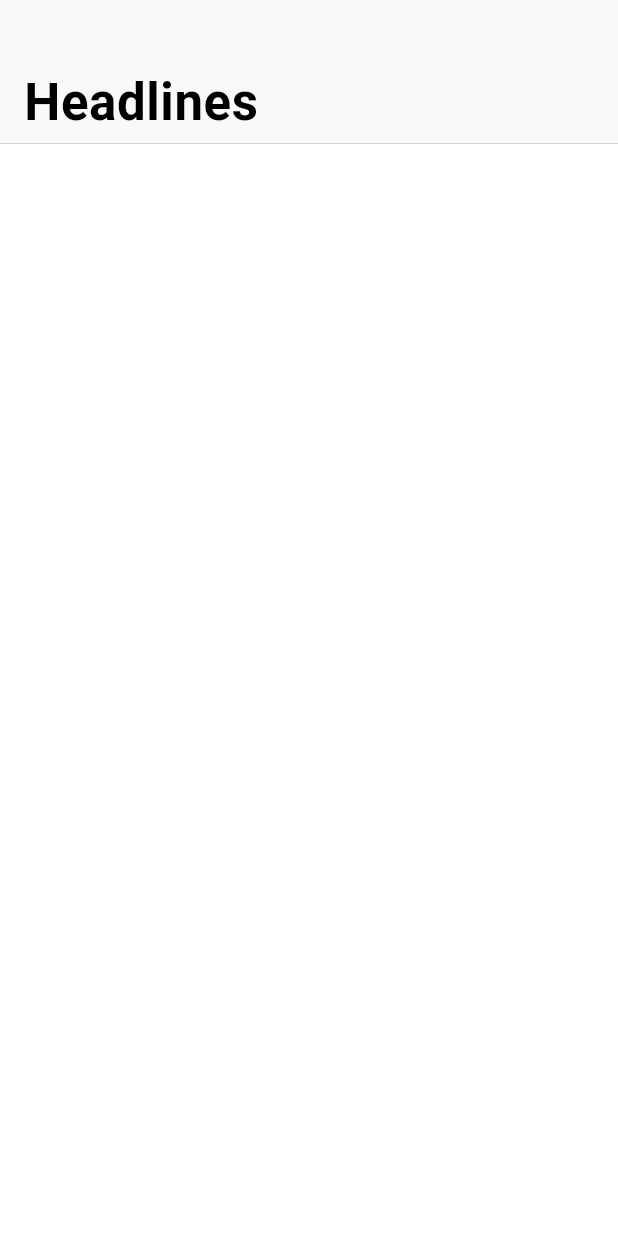
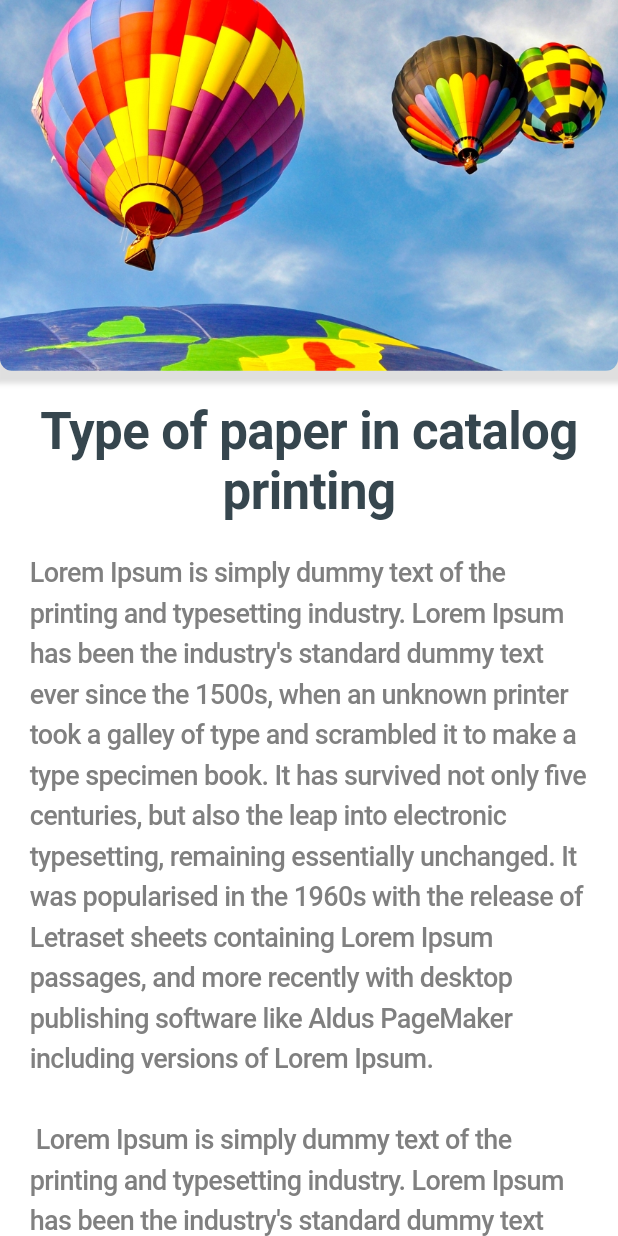
Before and after one commit to CatherinKG/Flutter-News-App, a Flutter app: the screen it shows after launch, on a phone screen of 412 x 824 dp. Run offline on Flutter 3.47's test engine with Material 2 defaults, Android fonts, the phone set to English and light mode, and no system bars.

Commit message:
News detail screen UI with dummy data

```diff
--- a/lib/main.dart
+++ b/lib/main.dart
@@ -1,6 +1,7 @@
 import 'package:flutter/material.dart';
 import 'package:flutter/cupertino.dart';
-import 'package:news_app/ui/news_home_page.dart';
+import 'package:news_app/ui/pages/news_detail_page.dart';
+import 'package:news_app/ui/pages/news_home_page.dart';
 
 void main() => runApp(MyApp());
 
@@ -9,7 +10,7 @@ class MyApp extends StatelessWidget {
   @override
   Widget build(BuildContext context) {
     return CupertinoApp(
-      home: NewsHomePage(),
+      home: NewsDetailsPage(),
     );
   }
 }
--- a/lib/styles.dart
+++ b/lib/styles.dart
@@ -7,17 +7,35 @@ abstract class Styles {
       fontSize: 16,
       fontStyle: FontStyle.normal,
       fontWeight: FontWeight.w600,
-    fontFamily: "Roboto"
-  );
+      fontFamily: "Roboto");
+
+  static const TextStyle newsheaderText = TextStyle(
+      color: Color.fromRGBO(54, 70, 78, 1),
+      fontSize: 34,
+      fontStyle: FontStyle.normal,
+      fontWeight: FontWeight.w700,
+      fontFamily: "Roboto");
 
   static const TextStyle subText = TextStyle(
       color: Color.fromRGBO(188, 188, 188, 1),
       fontSize: 14,
       fontStyle: FontStyle.normal,
       fontWeight: FontWeight.w600,
-    fontFamily: "Roboto"
-  );
+      fontFamily: "Roboto");
+
+  static const TextStyle descriptionText = TextStyle(
+      color: Color.fromRGBO(96, 96, 96, 0.8),
+      fontSize: 18,
+      fontStyle: FontStyle.normal,
+      fontWeight: FontWeight.w500,
+      fontFamily: "Roboto",
+      height: 1.5);
 
   static const Color newsRowDivider = Color.fromRGBO(223, 223, 223, 1);
 
+  static const BoxShadow imageShadow = BoxShadow(
+      color: Color.fromRGBO(223, 223, 223, 1),
+      spreadRadius: 5,
+      blurRadius: 2,
+      offset: Offset(0, 4));
 }
--- /dev/null
+++ b/lib/ui/pages/news_detail_page.dart
@@ -0,0 +1,42 @@
+import 'package:flutter/cupertino.dart';
+import 'package:flutter/material.dart';
+import 'package:flutter/widgets.dart';
+import 'package:news_app/styles.dart';
+
+class NewsDetailsPage extends StatelessWidget {
+  @override
+  Widget build(BuildContext context) {
+    return Container(
+        color: Colors.white,
+        child: SafeArea(
+            top: false,
+            child: SingleChildScrollView(
+                child: Column(
+              children: <Widget>[
+                Container(
+                  height: MediaQuery.of(context).size.height * 0.3,
+                    decoration: BoxDecoration(boxShadow: [Styles.imageShadow]),
+                    child: ClipRRect(
+                      borderRadius: BorderRadius.only(
+                          bottomLeft: Radius.circular(8),
+                          bottomRight: Radius.circular(8)),
+                      child:
+                          Image.asset('images/balloon.jpg', fit: BoxFit.cover),
+                    )),
+                Padding(
+                    padding: EdgeInsets.all(20),
+                    child: Text(
+                      'Type of paper in catalog printing',
+                      style: Styles.newsheaderText,
+                      textAlign: TextAlign.center,
+                    )),
+                Padding(
+                    padding: EdgeInsets.only(left: 20, right: 20, bottom: 20),
+                    child: Text(
+                      "Lorem Ipsum is simply dummy text of the printing and typesetting industry. Lorem Ipsum has been the industry's standard dummy text ever since the 1500s, when an unknown printer took a galley of type and scrambled it to make a type specimen book. It has survived not only five centuries, but also the leap into electronic typesetting, remaining essentially unchanged. It was popularised in the 1960s with the release of Letraset sheets containing Lorem Ipsum passages, and more recently with desktop publishing software like Aldus PageMaker including versions of Lorem Ipsum. \n\n Lorem Ipsum is simply dummy text of the printing and typesetting industry. Lorem Ipsum has been the industry's standard dummy text ever since the 1500s, when an unknown printer took a galley of type and scrambled it to make a type specimen book. It has survived not only five centuries, but also the leap into electronic typesetting, remaining essentially unchanged. It was popularised in the 1960s with the release of Letraset sheets containing Lorem Ipsum passages, and more recently with desktop publishing software like Aldus PageMaker including versions of Lorem Ipsum.",
+                      style: Styles.descriptionText,
+                    )),
+              ],
+            ))));
+  }
+}
--- a/pubspec.yaml
+++ b/pubspec.yaml
@@ -44,6 +44,7 @@ flutter:
   # To add assets to your application, add an assets section, like this:
   assets:
     - images/placeholder.png
+    - images/balloon.jpg
 
   # An image asset can refer to one or more resolution-specific "variants", see
   # https://flutter.dev/assets-and-images/#resolution-aware.
```
Also changed, not shown: images/balloon.jpg (added), lib/ui/pages/news_home_page.dart (renamed from lib/ui/news_home_page.dart). Lines whose indentation alone changed are shown as unchanged.
